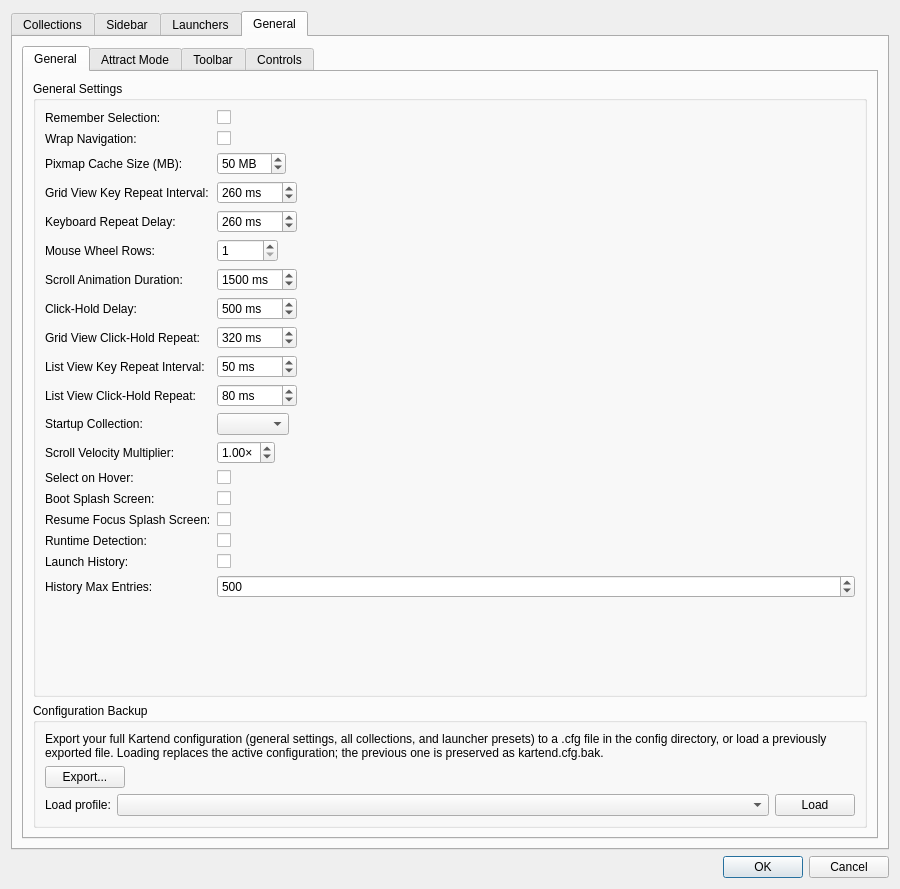
First picture: the form in src/ui/dialogs/settingsdialog.ui, repository EtherAura/Kartend, before the edit.
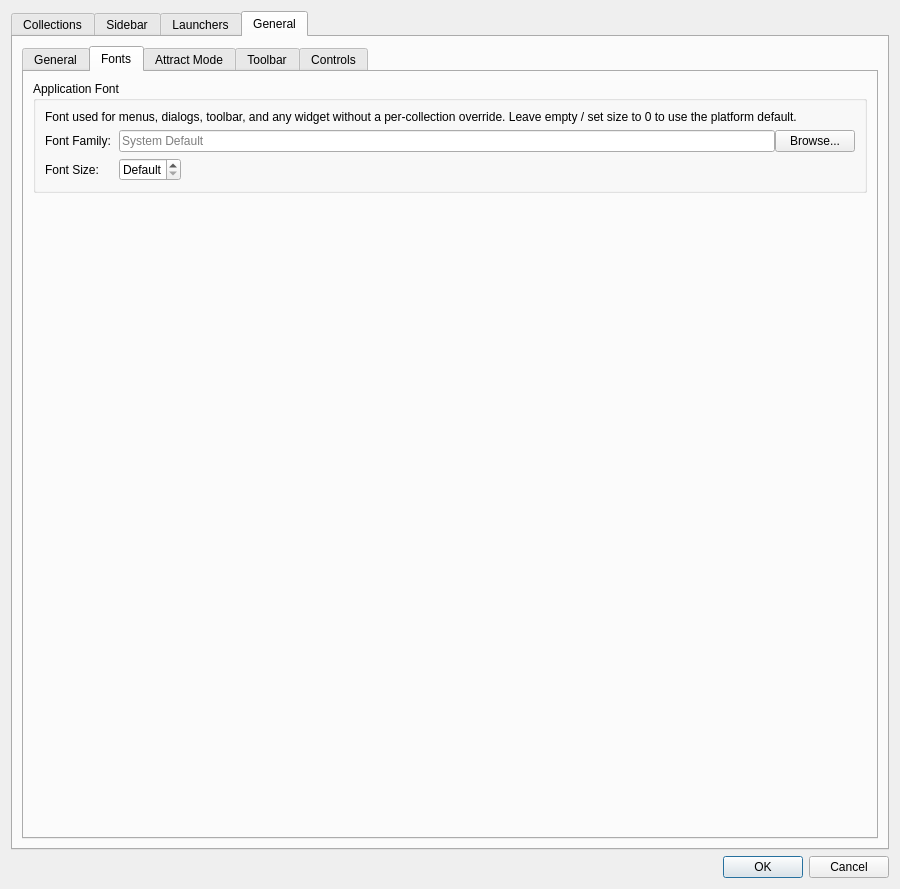
Second picture: the form after the edit. The open tabs and pages were chosen to show the change. Icons and pictures are not drawn. Custom widgets are drawn as their Qt base class.

Commit message:
feat(typography): global UI font family + size [Kartend-9v0o]
Adds a persistent application-wide font (family + point size) applied via
QApplication::setFont() so every widget without an explicit override —
menus, dialogs, toolbar, sidebar, item titles without a per-collection
custom font — picks it up. New 'Fonts' sub-tab in the General settings
tab exposes a font picker (with QFontDialog Browse) and a size spinbox
where 0 means 'platform default'. Saves and applies live.

First sub-issue of Kartend-8hc (Advanced font customization).

```diff
--- a/src/ui/dialogs/settingsdialog.ui
+++ b/src/ui/dialogs/settingsdialog.ui
@@ -2182,6 +2182,82 @@
            </item>
           </layout>
          </widget>
+         <widget class="QWidget" name="fontsSubTab">
+          <attribute name="title">
+           <string>Fonts</string>
+          </attribute>
+          <layout class="QVBoxLayout" name="fontsSubTabLayout">
+           <item>
+            <widget class="QGroupBox" name="globalUiFontGroupBox">
+             <property name="title">
+              <string>Application Font</string>
+             </property>
+             <layout class="QVBoxLayout" name="globalUiFontContentLayout">
+              <item>
+               <widget class="QLabel" name="globalUiFontDescriptionLabel">
+                <property name="wordWrap"><bool>true</bool></property>
+                <property name="text">
+                 <string>Font used for menus, dialogs, toolbar, and any widget without a per-collection override. Leave empty / set size to 0 to use the platform default.</string>
+                </property>
+               </widget>
+              </item>
+              <item>
+               <layout class="QFormLayout" name="globalUiFontFormLayout">
+                <property name="horizontalSpacing"><number>8</number></property>
+                <property name="verticalSpacing"><number>6</number></property>
+                <property name="fieldGrowthPolicy"><enum>QFormLayout::FieldGrowthPolicy::ExpandingFieldsGrow</enum></property>
+                <item row="0" column="0">
+                 <widget class="QLabel" name="globalUiFontFamilyLabel">
+                  <property name="text"><string>Font Family:</string></property>
+                 </widget>
+                </item>
+                <item row="0" column="1">
+                 <layout class="QHBoxLayout" name="globalUiFontFamilyLayout">
+                  <item>
+                   <widget class="QLineEdit" name="globalUiFontFamilyEdit">
+                    <property name="placeholderText"><string>System Default</string></property>
+                    <property name="toolTip"><string>Font family name (e.g. "Noto Sans", "DejaVu Sans"). Empty falls back to the platform default.</string></property>
+                   </widget>
+                  </item>
+                  <item>
+                   <widget class="QPushButton" name="browseGlobalUiFontButton">
+                    <property name="text"><string>Browse...</string></property>
+                    <property name="toolTip"><string>Pick a font family</string></property>
+                   </widget>
+                  </item>
+                 </layout>
+                </item>
+                <item row="1" column="0">
+                 <widget class="QLabel" name="globalUiFontSizeLabel">
+                  <property name="text"><string>Font Size:</string></property>
+                 </widget>
+                </item>
+                <item row="1" column="1">
+                 <widget class="QSpinBox" name="globalUiFontSizeSpinBox">
+                  <property name="sizePolicy"><sizepolicy hsizetype="Fixed" vsizetype="Fixed"><horstretch>0</horstretch><verstretch>0</verstretch></sizepolicy></property>
+                  <property name="minimumWidth"><number>110</number></property>
+                  <property name="maximumWidth"><number>110</number></property>
+                  <property name="toolTip"><string>Point size for the application font. 0 = platform default.</string></property>
+                  <property name="minimum"><number>0</number></property>
+                  <property name="maximum"><number>72</number></property>
+                  <property name="value"><number>0</number></property>
+                  <property name="suffix"><string> pt</string></property>
+                  <property name="specialValueText"><string>Default</string></property>
+                 </widget>
+                </item>
+               </layout>
+              </item>
+             </layout>
+            </widget>
+           </item>
+           <item>
+            <spacer name="fontsSubTabVerticalSpacer">
+             <property name="orientation"><enum>Qt::Orientation::Vertical</enum></property>
+             <property name="sizeHint" stdset="0"><size><width>20</width><height>4</height></size></property>
+            </spacer>
+           </item>
+          </layout>
+         </widget>
          <widget class="QWidget" name="attractSubTab">
           <attribute name="title">
            <string>Attract Mode</string>
```
The commit also changes 7 other files.
